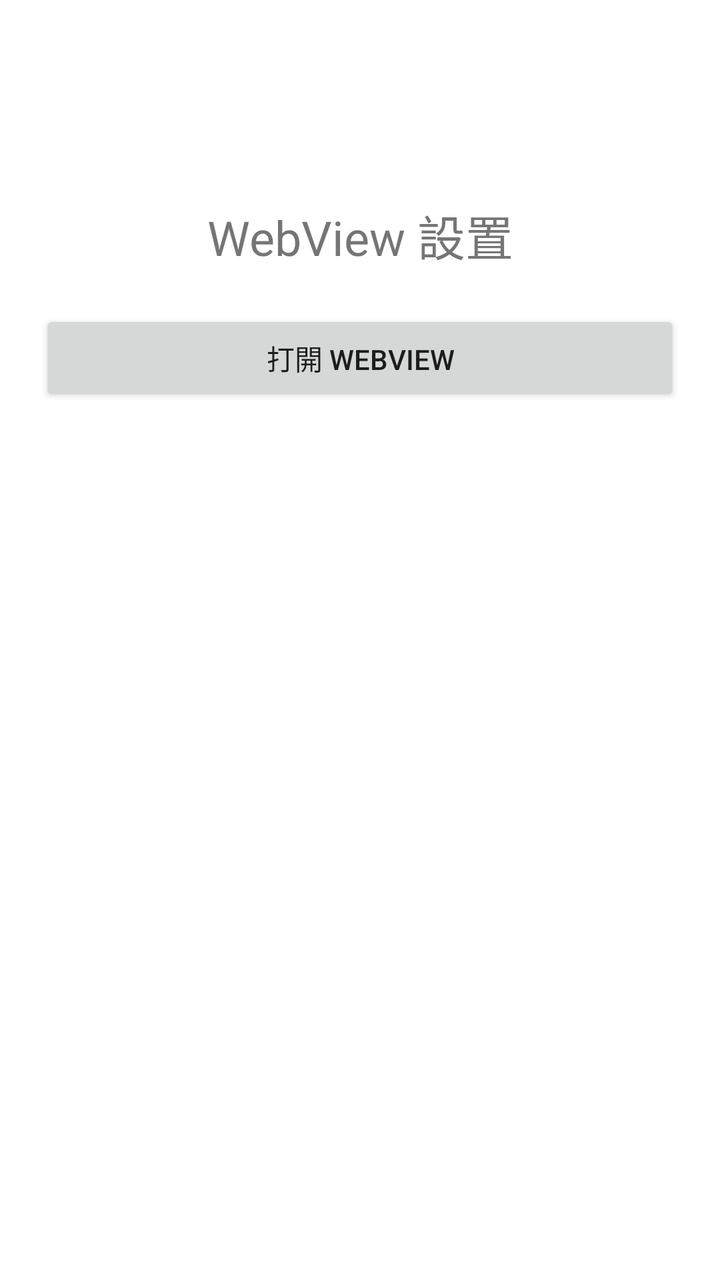
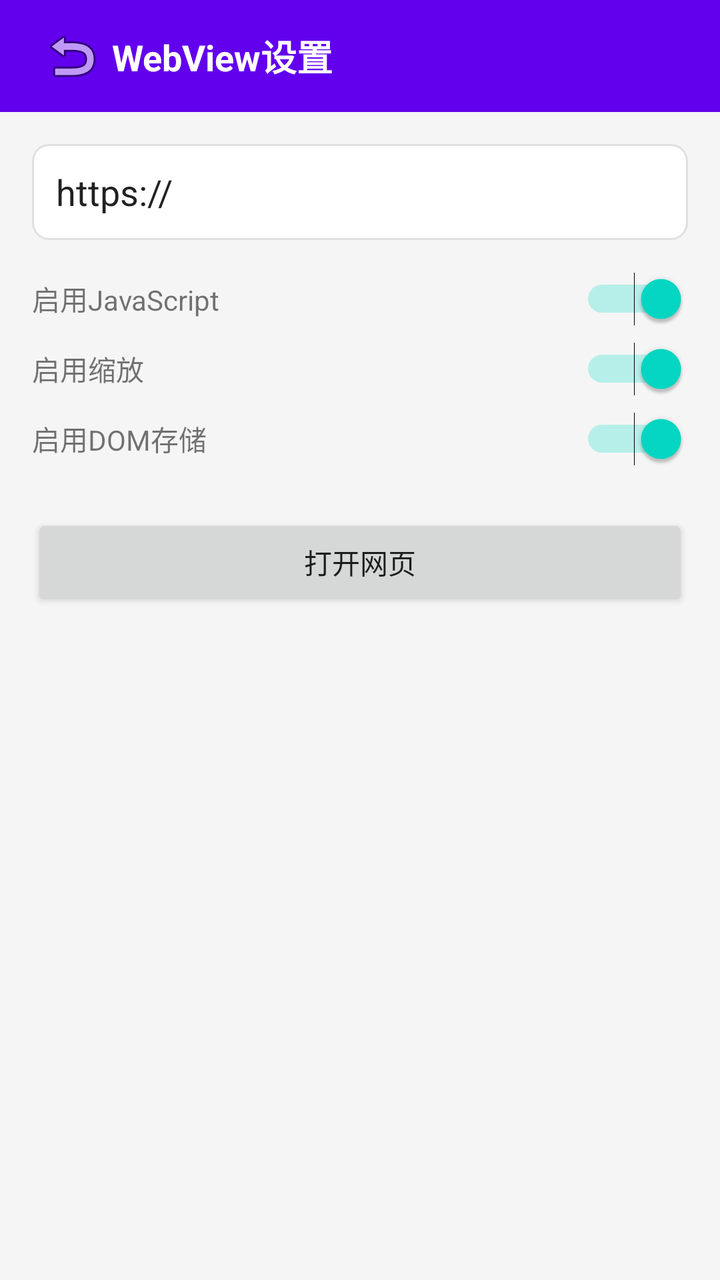

Two renders of the same Android screen: before a commit and after it. Below are the layout's source before the change and the commit's diff.
<!-- AndroidManifest.xml: application theme AppTheme -->
<!-- res/layout/activity_set_webview_base_dialog.xml -->
<?xml version="1.0" encoding="utf-8"?>
<LinearLayout xmlns:android="http://schemas.android.com/apk/res/android"
    android:layout_width="match_parent"
    android:layout_height="match_parent"
    android:orientation="vertical"
    android:background="#FFFFFF">

    <TextView
        android:layout_width="match_parent"
        android:layout_height="wrap_content"
        android:text="WebView 設置"
        android:textSize="24sp"
        android:gravity="center"
        android:layout_marginTop="100dp"/>

    <Button
        android:layout_width="match_parent"
        android:layout_height="wrap_content"
        android:text="打開 WebView"
        android:layout_margin="20dp"/>
</LinearLayout>
<!-- resources referenced by this layout -->
<resources>
  <style name="AppTheme" parent="Theme.AppCompat.Light.NoActionBar">
          <item name="colorPrimary">#FF6200EE</item>
          <item name="colorPrimaryDark">#FF3700B3</item>
          <item name="colorAccent">#FF03DAC5</item>
      </style>
</resources>

<!-- the commit's change to res/layout/activity_set_webview_base_dialog.xml (unified diff, before → after) -->
@@ -3,19 +3,72 @@
     android:layout_width="match_parent"
     android:layout_height="match_parent"
     android:orientation="vertical"
-    android:background="#FFFFFF">
+    android:background="#F5F5F5">
 
-    <TextView
+    <LinearLayout
         android:layout_width="match_parent"
-        android:layout_height="wrap_content"
-        android:text="WebView 設置"
-        android:textSize="24sp"
-        android:gravity="center"
-        android:layout_marginTop="100dp"/>
+        android:layout_height="56dp"
+        android:background="#FF6200EE"
+        android:gravity="center_vertical"
+        android:paddingHorizontal="16dp">
+        <ImageButton android:id="@+id/btn_back"
+            android:layout_width="40dp" android:layout_height="40dp"
+            android:src="@android:drawable/ic_menu_revert"
+            android:background="?attr/selectableItemBackgroundBorderless"/>
+        <TextView
+            android:layout_width="0dp" android:layout_height="wrap_content"
+            android:layout_weight="1" android:text="WebView设置"
+            android:textColor="#FFFFFF" android:textSize="18sp" android:textStyle="bold"/>
+    </LinearLayout>
 
-    <Button
+    <LinearLayout
         android:layout_width="match_parent"
-        android:layout_height="wrap_content"
-        android:text="打開 WebView"
-        android:layout_margin="20dp"/>
+        android:layout_height="0dp"
+        android:layout_weight="1"
+        android:orientation="vertical"
+        android:padding="16dp">
+
+        <EditText android:id="@+id/et_webview_url"
+            android:layout_width="match_parent" android:layout_height="48dp"
+            android:hint="输入网址" android:inputType="textUri"
+            android:text="https://"
+            android:background="@drawable/item_bg" android:paddingHorizontal="12dp"/>
+
+        <LinearLayout
+            android:layout_width="match_parent" android:layout_height="wrap_content"
+            android:orientation="horizontal" android:gravity="center_vertical"
+            android:layout_marginTop="16dp">
+            <TextView android:layout_width="0dp" android:layout_height="wrap_content"
+                android:layout_weight="1" android:text="启用JavaScript"/>
+            <Switch android:id="@+id/sw_javascript"
+                android:layout_width="wrap_content" android:layout_height="wrap_content"
+                android:checked="true"/>
+        </LinearLayout>
+
+        <LinearLayout
+            android:layout_width="match_parent" android:layout_height="wrap_content"
+            android:orientation="horizontal" android:gravity="center_vertical"
+            android:layout_marginTop="8dp">
+            <TextView android:layout_width="0dp" android:layout_height="wrap_content"
+                android:layout_weight="1" android:text="启用缩放"/>
+            <Switch android:id="@+id/sw_zoom"
+                android:layout_width="wrap_content" android:layout_height="wrap_content"
+                android:checked="true"/>
+        </LinearLayout>
+
+        <LinearLayout
+            android:layout_width="match_parent" android:layout_height="wrap_content"
+            android:orientation="horizontal" android:gravity="center_vertical"
+            android:layout_marginTop="8dp">
+            <TextView android:layout_width="0dp" android:layout_height="wrap_content"
+                android:layout_weight="1" android:text="启用DOM存储"/>
+            <Switch android:id="@+id/sw_storage"
+                android:layout_width="wrap_content" android:layout_height="wrap_content"
+                android:checked="true"/>
+        </LinearLayout>
+
+        <Button android:id="@+id/btn_open"
+            android:layout_width="match_parent" android:layout_height="48dp"
+            android:text="打开网页" android:layout_marginTop="24dp"/>
+    </LinearLayout>
 </LinearLayout>
<!-- resource entries referenced after the edit -->
@@ -1,5 +1,13 @@
 <!-- resources referenced by this layout -->
 <resources>
+  <!-- drawable item_bg (drawable) -->
+  <?xml version="1.0" encoding="utf-8"?>
+  <shape xmlns:android="http://schemas.android.com/apk/res/android"
+      android:shape="rectangle">
+      <solid android:color="#FFFFFF"/>
+      <corners android:radius="8dp"/>
+      <stroke android:width="1dp" android:color="#E0E0E0"/>
+  </shape>
   <style name="AppTheme" parent="Theme.AppCompat.Light.NoActionBar">
           <item name="colorPrimary">#FF6200EE</item>
           <item name="colorPrimaryDark">#FF3700B3</item>
